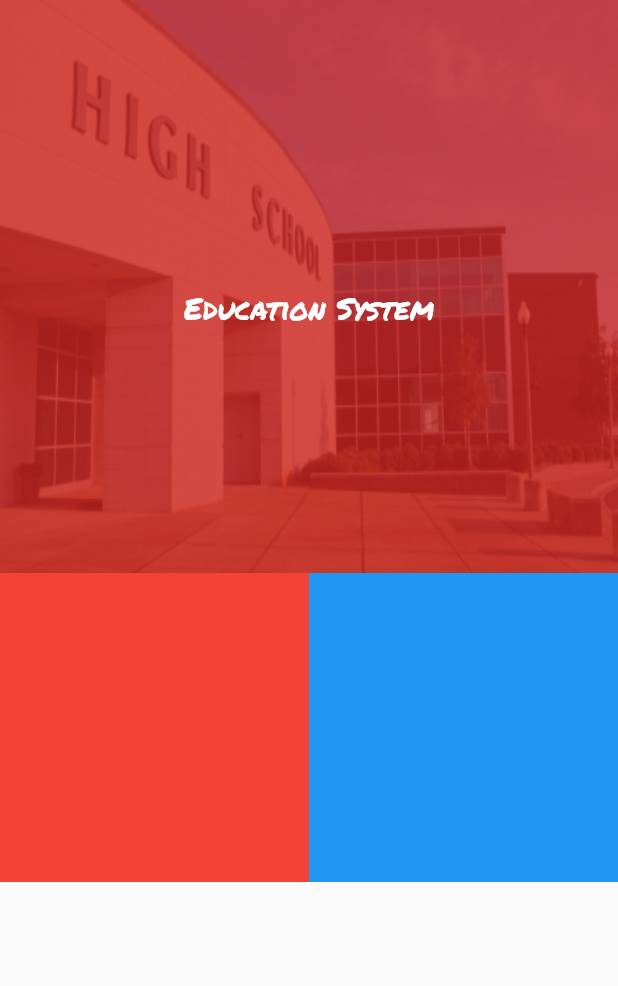
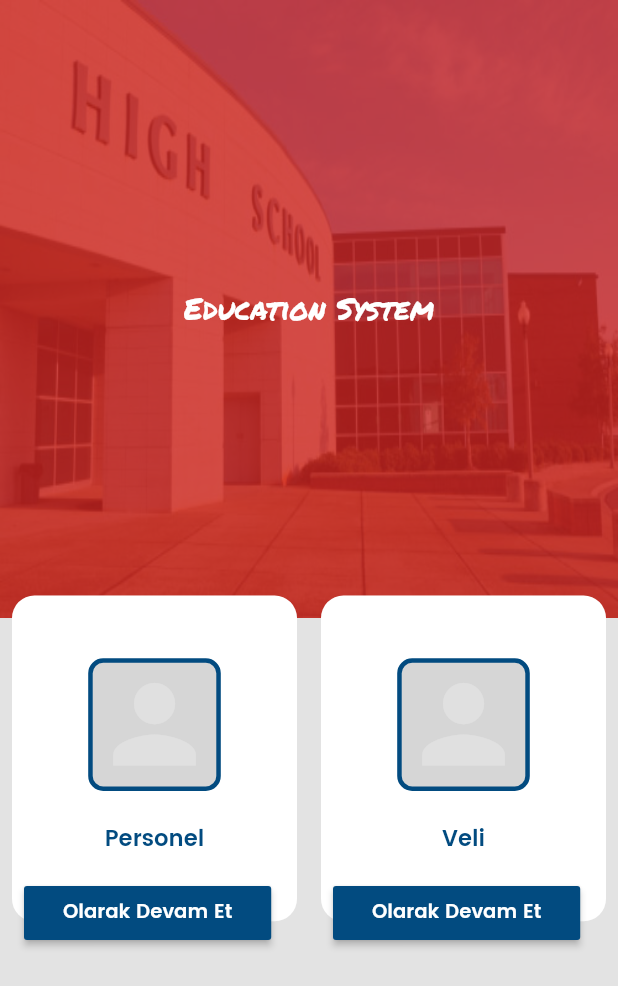
Before and after one commit to VB10/HighSchool, a Flutter app: the LoginRolePage screen opened by its route, on a phone screen of 412 x 824 dp. Shown: the top 986 px of the screen. Run offline on Flutter 3.47's test engine with Material 2 defaults, Android fonts, the phone set to English and light mode, and no system bars.

Commit message:
education role page %50 complete

```diff
--- a/lib/screen/role/login.dart
+++ b/lib/screen/role/login.dart
@@ -1,7 +1,11 @@
 import 'package:flutter/material.dart';
+import 'package:highschool/component/box/sized.dart';
 import 'package:highschool/screen/login/header.dart';
 import 'package:highschool/screen/login/login.dart';
 import 'package:highschool/util/device/index.dart' as helper;
+import 'package:highschool/util/styles/box.dart';
+import 'package:highschool/util/styles/color.dart';
+import 'package:highschool/util/styles/text.dart';
 
 class LoginRolePage extends StatefulWidget {
   @override
@@ -11,49 +15,134 @@ class LoginRolePage extends StatefulWidget {
 class _LoginRoleState extends State<LoginRolePage> {
   double bottomInsight;
   double deviceHeight;
+  double deviceWidth;
 
   @override
   Widget build(BuildContext context) {
     bottomInsight = helper.HelperDevice.deviceBottomInsight(context);
     deviceHeight = helper.HelperDevice.deviceHeight(context);
+    deviceWidth = helper.HelperDevice.deviceWidth(context);
 
     var headerStack = LoginHeaderWidget(title: "Education System");
     return Scaffold(
         resizeToAvoidBottomInset: false,
-        body: Stack(
-          children: <Widget>[
+        backgroundColor: LOGIN_backgroundColor,
+        body: Stack(children: <Widget>[
           Container(
+            child: headerStack,
             height: deviceHeight * 0.5,
-              child: headerStack,
           ),
           Container(
               margin: EdgeInsets.only(top: deviceHeight * 0.5 - 30),
-                child: Container(
-                  height: deviceHeight * 0.25,
-                  color: Colors.transparent,
+              height: deviceHeight * 0.3,
               child: Row(
                 children: <Widget>[
-                      Expanded(
-                          flex: 1,
+                  Stack(
+                    children: <Widget>[
+                      Padding(
+                        padding:
+                            EdgeInsets.symmetric(vertical: 15, horizontal: 8),
                         child: Container(
-                          color: Colors.red,
+                          decoration: wrapBoxDecoration(
+                              Colors.white, Colors.white12, 3, 15),
+                          width: deviceWidth * 0.5 - 16,
+                          child: Flex(
+                            direction: Axis.vertical,
+                            mainAxisAlignment: MainAxisAlignment.center,
+                            children: <Widget>[
+                              Container(
+                                decoration: wrapBoxDecoration(Colors.grey[350],
+                                    ROLE_boxBorderColor, 3, 10),
+                                child: Icon(
+                                  Icons.person,
+                                  size: deviceHeight * 0.10,
+                                  color: Colors.white24,
                                 ),
                               ),
-                      Expanded(
-                        flex: 1,
+                              SizedBox(
+                                height: 20,
+                              ),
+                              Text(
+                                "Personel",
+                                style: roleTitleStyle,
+                              ),
+                            ],
+                          ),
+                        ),
+                      ),
+                      Container(
+                        margin:
+                            EdgeInsets.only(top: deviceHeight * 0.25, left: 16),
+                        width: deviceWidth * 0.4,
+                        child: RaisedButton(
+                          onPressed: () {},
+                          color: LOGIN_submitButtonColor,
                           child: Container(
-                          color: Colors.blue,
+                            child: Text(
+                              "Olarak Devam Et",
+                              softWrap: false,
+                              textAlign: TextAlign.center,
+                              style: roleTitleTextStyle,
+                            ),
+                          ),
                         ),
                       )
                     ],
                   ),
+                  Stack(
+                    children: <Widget>[
+                      Padding(
+                        padding:
+                            EdgeInsets.symmetric(vertical: 15, horizontal: 8),
+                        child: Container(
+                          decoration: wrapBoxDecoration(
+                              Colors.white, Colors.white12, 3, 15),
+                          width: deviceWidth * 0.5 - 16,
+                          child: Flex(
+                            direction: Axis.vertical,
+                            mainAxisAlignment: MainAxisAlignment.center,
+                            children: <Widget>[
+                              Container(
+                                decoration: wrapBoxDecoration(Colors.grey[350],
+                                    ROLE_boxBorderColor, 3, 10),
+                                child: Icon(
+                                  Icons.person,
+                                  size: deviceHeight * 0.10,
+                                  color: Colors.white24,
+                                ),
+                              ),
+                              SizedBox(
+                                height: 20,
+                              ),
+                              Text(
+                                "Veli",
+                                style: roleTitleStyle,
+                              ),
+                            ],
+                          ),
+                        ),
+                      ),
+                      Container(
+                        margin:
+                            EdgeInsets.only(top: deviceHeight * 0.25, left: 16),
+                        width: deviceWidth * 0.4,
+                        child: RaisedButton(
+                          onPressed: () {},
+                          color: LOGIN_submitButtonColor,
+                          child: Container(
+                            child: Text(
+                              "Olarak Devam Et",
+                              softWrap: false,
+                              textAlign: TextAlign.center,
+                              style: roleTitleTextStyle,
+                            ),
+                          ),
+                        ),
+                      )
+                    ],
+                  ),
+                ],
               )),
-            // AnimatedContainer(
-            //     duration: Duration(milliseconds: 500),
-            //     curve: Curves.linear,
-            //     margin: EdgeInsets.only(top: marginTopHelper(bottomInsight)),
-            //     child: bodyWidget),
-          ],
-        ));
+        ]));
   }
 }
--- /dev/null
+++ b/lib/util/styles/box.dart
@@ -0,0 +1,10 @@
+import 'package:flutter/material.dart';
+import 'package:highschool/util/styles/color.dart';
+
+wrapBoxDecoration(
+    Color color, Color borderColor, double borderWidth, double borderRadius) {
+  return BoxDecoration(
+      color: color,
+      border: Border.all(color: borderColor, width: borderWidth),
+      borderRadius: BorderRadius.all(Radius.circular(borderRadius)));
+}
--- a/lib/util/styles/color.dart
+++ b/lib/util/styles/color.dart
@@ -1,7 +1,8 @@
 import 'package:flutter/material.dart';
 
-const LOGIN_backgroundColor = Color.fromRGBO(247, 247, 247, 1);
+const LOGIN_backgroundColor = Color.fromRGBO(227, 227, 227, 1);
 const LOGIN_submitButtonColor = Color.fromRGBO(2, 75, 128, 1.0);
 
+const LOGIN_imageBackgroundColor = Color.fromRGBO(203, 35, 33, 0.8);
 
-const LOGIN_imageBackgroundColor = Color.fromRGBO(203, 35, 33, 0.8);
+const ROLE_boxBorderColor = Color.fromRGBO(2, 75, 128, 1);
--- a/lib/util/styles/text.dart
+++ b/lib/util/styles/text.dart
@@ -34,3 +34,15 @@ const buttonTextStyle = TextStyle(
     fontFamily: "Poppins",
     fontStyle: FontStyle.normal,
     fontSize: 18.0);
+const roleTitleTextStyle = TextStyle(
+    color: const Color(0xffffffff),
+    fontWeight: FontWeight.w400,
+    fontFamily: "Poppins",
+    fontStyle: FontStyle.normal,
+    fontSize: 13.0);
+const roleTitleStyle = TextStyle(
+    color: const Color(0xff024b80),
+    fontWeight: FontWeight.w600,
+    fontFamily: "Poppins",
+    fontStyle: FontStyle.normal,
+    fontSize: 15.0);
```
Lines whose indentation alone changed are shown as unchanged.
